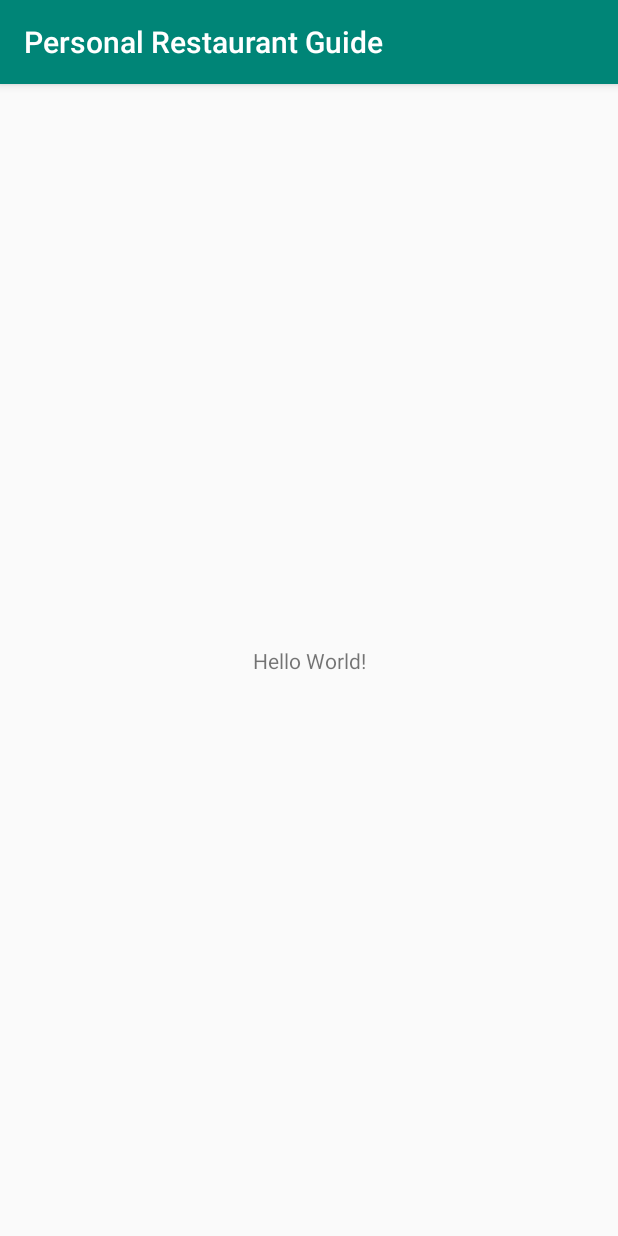
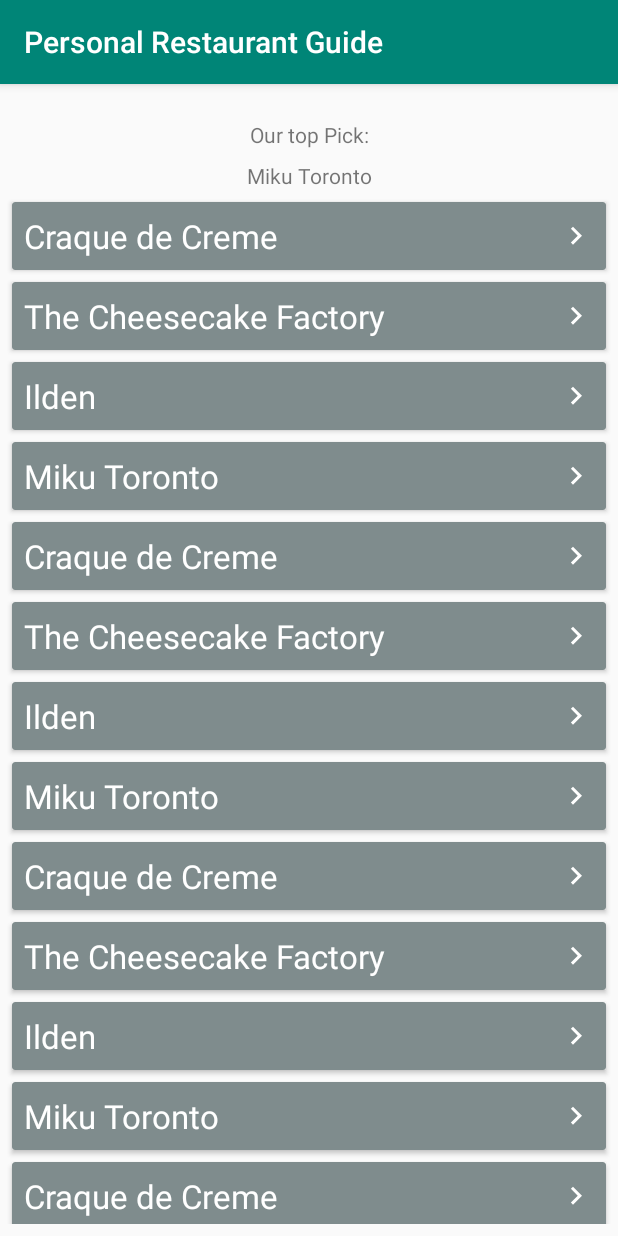
Before and after one commit to munazchat/Restaurant_Service_APP, an Android app: the screen it shows after launch (MainActivity before the commit, RestaurantListActivity after it), on a phone screen of 412 x 824 dp. Run offline under Robolectric (Android 15) with nearby library versions, the phone set to English and light mode, and no system bars.

Commit message:
adds list of all restaurants (#1)

```diff
--- a/app/src/main/AndroidManifest.xml
+++ b/app/src/main/AndroidManifest.xml
@@ -9,13 +9,16 @@
         android:roundIcon="@mipmap/ic_launcher_round"
         android:supportsRtl="true"
         android:theme="@style/AppTheme">
-        <activity android:name=".MainActivity">
+        <activity android:name=".activity.RestaurantListActivity">
             <intent-filter>
                 <action android:name="android.intent.action.MAIN" />
 
                 <category android:name="android.intent.category.LAUNCHER" />
             </intent-filter>
         </activity>
+        <activity android:name=".MainActivity">
+
+        </activity>
     </application>
 
 </manifest>
--- /dev/null
+++ b/app/src/main/java/ca/gbc/comp3074/personalrestaurantguide/activity/RestaurantListActivity.java
@@ -0,0 +1,160 @@
+package ca.gbc.comp3074.personalrestaurantguide.activity;
+
+import androidx.appcompat.app.AppCompatActivity;
+import androidx.recyclerview.widget.DefaultItemAnimator;
+import androidx.recyclerview.widget.LinearLayoutManager;
+import androidx.recyclerview.widget.RecyclerView;
+
+import android.content.Intent;
+import android.os.Bundle;
+import android.util.Log;
+import android.view.View;
+import android.widget.TextView;
+
+import java.util.ArrayList;
+import java.util.Collections;
+import java.util.List;
+
+import ca.gbc.comp3074.personalrestaurantguide.R;
+import ca.gbc.comp3074.personalrestaurantguide.adapter.RestaurantAdapter;
+import ca.gbc.comp3074.personalrestaurantguide.database.DatabaseHelper;
+import ca.gbc.comp3074.personalrestaurantguide.model.Restaurant;
+
+public class RestaurantListActivity extends AppCompatActivity {
+
+    public static final String TAG = "RestaurantListActivity";
+    public static final String RESTAURANT_KEY = "restaurant";
+
+    private TextView mTopPickTextView;
+    private RestaurantAdapter mAdapter;
+    private List<Restaurant> mRestaurants = new ArrayList<>();
+    private RecyclerView mRecyclerView;
+    private DatabaseHelper mDB;
+
+    private Restaurant mTopRestaurant;
+
+    @Override
+    protected void onCreate(Bundle savedInstanceState) {
+        super.onCreate(savedInstanceState);
+        setContentView(R.layout.activity_restaurant_list);
+
+        init();
+    }
+
+    private void init() {
+        mDB = new DatabaseHelper(this);
+        addRows();
+
+        mTopPickTextView = findViewById(R.id.top_pick_value);
+        mRecyclerView = findViewById(R.id.recycler_view);
+
+        //TODO: Add check for data from intent to see if we came from search or not
+        mRestaurants.addAll(mDB.getAllRestaurants());
+
+        mAdapter = new RestaurantAdapter(this, mRestaurants);
+        mRecyclerView.setLayoutManager(new LinearLayoutManager(getApplicationContext()));
+        mRecyclerView.setItemAnimator(new DefaultItemAnimator());
+        mRecyclerView.setAdapter(mAdapter);
+
+        if (!mRestaurants.isEmpty()) {
+            mTopPickTextView.setText(getTopPick().getName());
+        }
+
+        mAdapter.setOnRestaurantClickListener(new RestaurantAdapter.OnRestaurantClickListener() {
+            @Override
+            public void onRestaurantClicked(int position) {
+                goToRestaurant(mRestaurants.get(position));
+
+                // TODO: remove this temporary code for deletion after prototypes
+                mDB.deleteRestaurant(mRestaurants.get(position));
+                mRestaurants.remove(position);
+                mAdapter.notifyDataSetChanged();
+            }
+        });
+    }
+
+    private Restaurant getTopPick() {
+        mTopRestaurant = Collections.max(mRestaurants);
+        Log.d(TAG, "getTopPick: " + mTopRestaurant.getName());
+
+        return mTopRestaurant;
+    }
+
+    public void goToTopPick(View v) {
+        Log.d(TAG, "goToTopPick: clicked" );
+        if (mTopRestaurant != null) {
+            goToRestaurant(mTopRestaurant);
+        }
+    }
+
+    //TODO: fix this when we know what target Activity is called
+    private void goToRestaurant(Restaurant restaurant) {
+//        Intent intent = new Intent(RestaurantListActivity.this, RestaurantActivity.class);
+//        //TODO: parse the whole model in the future (requires Parcelable for model)
+//        intent.putExtra(RESTAURANT_KEY, restaurant.getId());
+//        startActivity(intent);
+    }
+
+    private void addRows() {
+        if (mDB.getAllRestaurants().isEmpty()) {
+            mDB.insertRestaurant(
+                    new Restaurant("Craque de Creme", "1360 Bathurst St, Toronto, ON M5R 3H7, Canada",
+                            "Dessert restaurant", "Fast Food", 4.5f));
+            mDB.insertRestaurant(
+                    new Restaurant("The Cheesecake Factory", "3401 Dufferin St, North York, ON M6A 2T9, Canada",
+                            "The Cheesecake Factory story begins in Detroit, Michigan in the 1940’s. Evelyn Overton found a recipe in the local newspaper that would inspire her “Original” Cheesecake.",
+                            "Fast Casual", 4.0f));
+            mDB.insertRestaurant(
+                    new Restaurant("Ilden", "Algade 62, 4000 Roskilde, Denmark",
+                            "All you can eat buffet", "Casual Dining", 4.0f));
+            mDB.insertRestaurant(
+                    new Restaurant("Miku Toronto", "10 Bay St #105, Toronto, ON M5J 2R8, Canada",
+                            "Aburi Restaurant’s first East Coast location is situated in Toronto’s Harbour Front at Bay and Queen’s Quay. With over 7000 square feet, a raw bar, sushi bar, and large patio, Miku brings contemporary upscale design to the Southern Financial District.",
+                            "Cafe Hybrid", 4.6f));
+
+
+            mDB.insertRestaurant(
+                    new Restaurant("Craque de Creme", "1360 Bathurst St, Toronto, ON M5R 3H7, Canada",
+                            "Dessert restaurant", "Dessert", 4.5f));
+            mDB.insertRestaurant(
+                    new Restaurant("The Cheesecake Factory", "3401 Dufferin St, North York, ON M6A 2T9, Canada",
+                            "The Cheesecake Factory story begins in Detroit, Michigan in the 1940’s. Evelyn Overton found a recipe in the local newspaper that would inspire her “Original” Cheesecake.",
+                            "A la carte", 4.0f));
+            mDB.insertRestaurant(
+                    new Restaurant("Ilden", "Algade 62, 4000 Roskilde, Denmark",
+                            "All you can eat buffet", "Buffet", 4.0f));
+            mDB.insertRestaurant(
+                    new Restaurant("Miku Toronto", "10 Bay St #105, Toronto, ON M5J 2R8, Canada",
+                            "Aburi Restaurant’s first East Coast location is situated in Toronto’s Harbour Front at Bay and Queen’s Quay. With over 7000 square feet, a raw bar, sushi bar, and large patio, Miku brings contemporary upscale design to the Southern Financial District.",
+                            "Japanese", 4.6f));
+            mDB.insertRestaurant(
+                    new Restaurant("Craque de Creme", "1360 Bathurst St, Toronto, ON M5R 3H7, Canada",
+                            "Dessert restaurant", "Dessert", 4.5f));
+            mDB.insertRestaurant(
+                    new Restaurant("The Cheesecake Factory", "3401 Dufferin St, North York, ON M6A 2T9, Canada",
+                            "The Cheesecake Factory story begins in Detroit, Michigan in the 1940’s. Evelyn Overton found a recipe in the local newspaper that would inspire her “Original” Cheesecake.",
+                            "A la carte", 4.0f));
+            mDB.insertRestaurant(
+                    new Restaurant("Ilden", "Algade 62, 4000 Roskilde, Denmark",
+                            "All you can eat buffet", "Buffet", 4.0f));
+            mDB.insertRestaurant(
+                    new Restaurant("Miku Toronto", "10 Bay St #105, Toronto, ON M5J 2R8, Canada",
+                            "Aburi Restaurant’s first East Coast location is situated in Toronto’s Harbour Front at Bay and Queen’s Quay. With over 7000 square feet, a raw bar, sushi bar, and large patio, Miku brings contemporary upscale design to the Southern Financial District.",
+                            "Japanese", 4.6f));
+            mDB.insertRestaurant(
+                    new Restaurant("Craque de Creme", "1360 Bathurst St, Toronto, ON M5R 3H7, Canada",
+                            "Dessert restaurant", "Dessert", 4.5f));
+            mDB.insertRestaurant(
+                    new Restaurant("The Cheesecake Factory", "3401 Dufferin St, North York, ON M6A 2T9, Canada",
+                            "The Cheesecake Factory story begins in Detroit, Michigan in the 1940’s. Evelyn Overton found a recipe in the local newspaper that would inspire her “Original” Cheesecake.",
+                            "A la carte", 4.0f));
+            mDB.insertRestaurant(
+                    new Restaurant("Ilden", "Algade 62, 4000 Roskilde, Denmark",
+                            "All you can eat buffet", "Buffet", 4.0f));
+            mDB.insertRestaurant(
+                    new Restaurant("Miku Toronto", "10 Bay St #105, Toronto, ON M5J 2R8, Canada",
+                            "Aburi Restaurant’s first East Coast location is situated in Toronto’s Harbour Front at Bay and Queen’s Quay. With over 7000 square feet, a raw bar, sushi bar, and large patio, Miku brings contemporary upscale design to the Southern Financial District.",
+                            "Japanese", 4.6f));
+        }
+    }
+}
--- /dev/null
+++ b/app/src/main/java/ca/gbc/comp3074/personalrestaurantguide/adapter/RestaurantAdapter.java
@@ -0,0 +1,73 @@
+package ca.gbc.comp3074.personalrestaurantguide.adapter;
+
+import android.content.Context;
+import android.view.LayoutInflater;
+import android.view.View;
+import android.view.ViewGroup;
+import android.widget.TextView;
+
+import androidx.annotation.NonNull;
+import androidx.recyclerview.widget.RecyclerView;
+
+import java.util.List;
+
+import ca.gbc.comp3074.personalrestaurantguide.R;
+import ca.gbc.comp3074.personalrestaurantguide.model.Restaurant;
+
+public class RestaurantAdapter extends RecyclerView.Adapter<RestaurantAdapter.MyViewHolder> {
+
+    private Context context;
+    private List<Restaurant> restaurants;
+    private OnRestaurantClickListener listener;
+
+    public RestaurantAdapter(Context context, List<Restaurant> restaurants) {
+        this.context = context;
+        this.restaurants = restaurants;
+    }
+
+    @NonNull
+    @Override
+    public MyViewHolder onCreateViewHolder(@NonNull ViewGroup parent, int viewType) {
+        View restaurantView = LayoutInflater.from(parent.getContext())
+                .inflate(R.layout.restaurant_card, parent, false);
+        return new MyViewHolder(restaurantView);
+    }
+
+    @Override
+    public void onBindViewHolder(@NonNull MyViewHolder holder, int position) {
+        final Restaurant restaurant = restaurants.get(position);
+        holder.restaurantName.setText(restaurant.getName());
+    }
+
+    @Override
+    public int getItemCount() {
+        return restaurants.size();
+    }
+
+    public class MyViewHolder extends RecyclerView.ViewHolder {
+
+        public TextView restaurantName;
+
+        public MyViewHolder(View view) {
+            super(view);
+            restaurantName = view.findViewById(R.id.restaurant_name);
+
+            view.setOnClickListener(new View.OnClickListener() {
+                @Override
+                public void onClick(View view) {
+                    int position = getAdapterPosition();
+
+                    listener.onRestaurantClicked(position);
+                }
+            });
+        }
+    }
+
+    public interface OnRestaurantClickListener {
+        void onRestaurantClicked(int position);
+    }
+
+    public void setOnRestaurantClickListener(OnRestaurantClickListener l) {
+        listener = l;
+    }
+}
--- /dev/null
+++ b/app/src/main/java/ca/gbc/comp3074/personalrestaurantguide/database/DatabaseHelper.java
@@ -0,0 +1,122 @@
+package ca.gbc.comp3074.personalrestaurantguide.database;
+
+import android.content.ContentValues;
+import android.content.Context;
+import android.database.Cursor;
+import android.database.sqlite.SQLiteDatabase;
+import android.database.sqlite.SQLiteOpenHelper;
+
+import java.util.ArrayList;
+import java.util.List;
+
+import ca.gbc.comp3074.personalrestaurantguide.model.Restaurant;
+
+public class DatabaseHelper extends SQLiteOpenHelper {
+
+    private static final int DATABASE_VERSION = 1;
+    private static final String DATABASE_NAME = "restaurants_db";
+
+    public DatabaseHelper(Context context) {
+        super(context, DATABASE_NAME, null, DATABASE_VERSION);
+    }
+
+    @Override
+    public void onCreate(SQLiteDatabase sqLiteDatabase) {
+        sqLiteDatabase.execSQL(Restaurant.CREATE_TABLE);
+    }
+
+    @Override
+    public void onUpgrade(SQLiteDatabase db, int oldVersion, int newVersion) {
+        db.execSQL("DROP TABLE IF EXISTS " + Restaurant.TABLE_NAME);
+        onCreate(db);
+    }
+
+    public long insertRestaurant(Restaurant restaurant) {
+        SQLiteDatabase db = getWritableDatabase();
+
+        ContentValues values = new ContentValues();
+        values.put(Restaurant.COLUMN_NAME, restaurant.getName());
+        values.put(Restaurant.COLUMN_ADDRESS, restaurant.getAddress());
+        values.put(Restaurant.COLUMN_DESCRIPTION, restaurant.getDescription());
+        values.put(Restaurant.COLUMN_RATING, restaurant.getRating());
+        values.put(Restaurant.COLUMN_TYPE, restaurant.getType());
+
+        long id = db.insert(Restaurant.TABLE_NAME, null, values);
+        db.close();
+        return id;
+    }
+
+    public Restaurant getRestaurant(long id) {
+        SQLiteDatabase db = getWritableDatabase();
+
+        Restaurant restaurant = null;
+
+        Cursor cursor = db.query(Restaurant.TABLE_NAME,
+                new String[]{
+                        Restaurant.COLUMN_ID,
+                        Restaurant.COLUMN_NAME,
+                        Restaurant.COLUMN_ADDRESS,
+                        Restaurant.COLUMN_DESCRIPTION,
+                        Restaurant.COLUMN_TYPE,
+                        Restaurant.COLUMN_RATING
+                },
+                Restaurant.COLUMN_ID + "=?",
+                new String[]{String.valueOf(id)},
+                null, null, null, null
+        );
+
+        if (cursor != null && cursor.moveToFirst()) {
+            restaurant = new Restaurant(
+                    cursor.getInt(cursor.getColumnIndex(Restaurant.COLUMN_ID)),
+                    cursor.getString(cursor.getColumnIndex(Restaurant.COLUMN_NAME)),
+                    cursor.getString(cursor.getColumnIndex(Restaurant.COLUMN_ADDRESS)),
+                    cursor.getString(cursor.getColumnIndex(Restaurant.COLUMN_DESCRIPTION)),
+                    cursor.getString(cursor.getColumnIndex(Restaurant.COLUMN_TYPE)),
+                    cursor.getFloat(cursor.getColumnIndex(Restaurant.COLUMN_RATING))
+            );
+            cursor.close();
+        }
+
+        db.close();
+        return restaurant;
+    }
+
+    public List<Restaurant> getAllRestaurants() {
+        SQLiteDatabase db = getReadableDatabase();
+
+        List<Restaurant> list = new ArrayList<>();
+
+        String query = "SELECT * FROM " + Restaurant.TABLE_NAME +
+                " ORDER BY " + Restaurant.COLUMN_ID;
+
+        Cursor cursor = db.rawQuery(query, null);
+
+        if (cursor != null && cursor.moveToFirst()) {
+            do {
+                Restaurant item = new Restaurant(
+                        cursor.getInt(cursor.getColumnIndex(Restaurant.COLUMN_ID)),
+                        cursor.getString(cursor.getColumnIndex(Restaurant.COLUMN_NAME)),
+                        cursor.getString(cursor.getColumnIndex(Restaurant.COLUMN_ADDRESS)),
+                        cursor.getString(cursor.getColumnIndex(Restaurant.COLUMN_DESCRIPTION)),
+                        cursor.getString(cursor.getColumnIndex(Restaurant.COLUMN_TYPE)),
+                        cursor.getFloat(cursor.getColumnIndex(Restaurant.COLUMN_RATING))
+                );
+                list.add(item);
+            } while (cursor.moveToNext());
+            cursor.close();
+        }
+        db.close();
+        return list;
+    }
+
+    public int deleteRestaurant(Restaurant restaurant) {
+        SQLiteDatabase db = getWritableDatabase();
+
+        int count = db.delete(Restaurant.TABLE_NAME,
+                Restaurant.COLUMN_ID + "=?",
+                new String[]{String.valueOf(restaurant.getId())});
+
+        db.close();
+        return count;
+    }
+}
--- /dev/null
+++ b/app/src/main/java/ca/gbc/comp3074/personalrestaurantguide/model/Restaurant.java
@@ -0,0 +1,105 @@
+package ca.gbc.comp3074.personalrestaurantguide.model;
+
+public class Restaurant implements Comparable<Restaurant>{
+
+    public static final String TABLE_NAME = "restaurants";
+
+    public static final String COLUMN_ID = "id";
+    public static final String COLUMN_NAME = "name";
+    public static final String COLUMN_ADDRESS = "address";
+    public static final String COLUMN_DESCRIPTION = "description";
+    public static final String COLUMN_TYPE = "type";
+    public static final String COLUMN_RATING = "rating";
+
+    public static final String CREATE_TABLE =
+            "CREATE TABLE " + TABLE_NAME + " ("
+                    + COLUMN_ID + " INTEGER PRIMARY KEY AUTOINCREMENT, "
+                    + COLUMN_NAME + " TEXT, "
+                    + COLUMN_ADDRESS + " TEXT, "
+                    + COLUMN_DESCRIPTION + " TEXT, "
+                    + COLUMN_TYPE + " TEXT, "
+                    + COLUMN_RATING + " REAL"
+                    + ")";
+
+    private int id;
+    private String name;
+    private String address;
+    private String description;
+    private String type;
+    private float rating;
+
+    public Restaurant(String name, String address, String description, String type, float rating) {
+        this.name = name;
+        this.address = address;
+        this.description = description;
+        this.type = type;
+        this.rating = rating;
+    }
+
+    public Restaurant(int id, String name, String address, String description, String type, float rating) {
+        this.id = id;
+        this.name = name;
+        this.address = address;
+        this.description = description;
+        this.type = type;
+        this.rating = rating;
+    }
+
+    public int getId() {
+        return id;
+    }
+
+    public void setId(int id) {
+        this.id = id;
+    }
+
+    public String getName() {
+        return name;
+    }
+
+    public void setName(String name) {
+        this.name = name;
+    }
+
+    public String getAddress() {
+        return address;
+    }
+
+    public void setAddress(String address) {
+        this.address = address;
+    }
+
+    public String getDescription() {
+        return description;
+    }
+
+    public void setDescription(String description) {
+        this.description = description;
+    }
+
+    public float getRating() {
+        return rating;
+    }
+
+    public void setRating(float rating) {
+        this.rating = rating;
+    }
+
+    public String getType() {
+        return type;
+    }
+
+    public void setType(String type) {
+        this.type = type;
+    }
+
+    @Override
+    public int compareTo(Restaurant restaurant) {
+        if (this.getRating() > restaurant.getRating()) {
+            return 1;
+        } else if (this.getRating() < restaurant.getRating()) {
+            return -1;
+        }
+        return 0;
+    }
+}
--- /dev/null
+++ b/app/src/main/res/drawable/ic_keyboard_arrow_right_black_24dp.xml
@@ -0,0 +1,5 @@
+<vector android:height="24dp" android:tint="#FFFFFF"
+    android:viewportHeight="24.0" android:viewportWidth="24.0"
+    android:width="24dp" xmlns:android="http://schemas.android.com/apk/res/android">
+    <path android:fillColor="#FF000000" android:pathData="M8.59,16.34l4.58,-4.59 -4.58,-4.59L10,5.75l6,6 -6,6z"/>
+</vector>
--- /dev/null
+++ b/app/src/main/res/layout/activity_restaurant_list.xml
@@ -0,0 +1,45 @@
+<?xml version="1.0" encoding="utf-8"?>
+<androidx.constraintlayout.widget.ConstraintLayout xmlns:android="http://schemas.android.com/apk/res/android"
+    xmlns:app="http://schemas.android.com/apk/res-auto"
+    xmlns:tools="http://schemas.android.com/tools"
+    android:layout_width="match_parent"
+    android:layout_height="match_parent"
+    tools:context=".activity.RestaurantListActivity">
+
+    <TextView
+        android:id="@+id/top_pick_title"
+        android:layout_width="wrap_content"
+        android:layout_height="wrap_content"
+        android:text="Our top Pick:"
+        app:layout_constraintTop_toTopOf="parent"
+        app:layout_constraintStart_toStartOf="parent"
+        app:layout_constraintEnd_toEndOf="parent"
+        android:layout_marginTop="24dp"/>
+
+    <TextView
+        android:id="@+id/top_pick_value"
+        android:layout_width="wrap_content"
+        android:layout_height="wrap_content"
+        android:text="TextView"
+        app:layout_constraintTop_toBottomOf="@+id/top_pick_title"
+        app:layout_constraintStart_toStartOf="parent"
+        app:layout_constraintEnd_toEndOf="parent"
+        android:layout_marginTop="8dp"
+        android:onClick="goToTopPick"
+        android:clickable="true"/>
+
+
+    <androidx.recyclerview.widget.RecyclerView
+        android:id="@+id/recycler_view"
+        android:layout_width="0dp"
+        android:layout_height="0dp"
+        app:layout_constraintBottom_toBottomOf="parent"
+        app:layout_constraintEnd_toEndOf="parent"
+        app:layout_constraintStart_toStartOf="parent"
+        app:layout_constraintTop_toBottomOf="@+id/top_pick_value"
+        android:layout_marginBottom="8dp"
+        app:layout_constraintVertical_bias="0"/>
+
+
+
+</androidx.constraintlayout.widget.ConstraintLayout>
--- /dev/null
+++ b/app/src/main/res/layout/restaurant_card.xml
@@ -0,0 +1,45 @@
+<?xml version="1.0" encoding="utf-8"?>
+<androidx.cardview.widget.CardView xmlns:android="http://schemas.android.com/apk/res/android"
+    xmlns:tools="http://schemas.android.com/tools"
+    android:layout_width="match_parent"
+    android:layout_height="wrap_content"
+    xmlns:app="http://schemas.android.com/apk/res-auto"
+    android:layout_marginTop="8dp"
+    android:layout_marginStart="8dp"
+    android:layout_marginEnd="8dp"
+    app:cardBackgroundColor="@color/asbestos_grey">
+
+    <androidx.constraintlayout.widget.ConstraintLayout
+        android:layout_width="match_parent"
+        android:layout_height="match_parent"
+        android:padding="8dp">
+
+        <TextView
+            android:id="@+id/restaurant_name"
+            android:layout_width="0dp"
+            android:layout_height="wrap_content"
+            android:text="Restaurant"
+            android:textAppearance="@style/TextAppearance.AppCompat.Large"
+            android:textColor="@color/white"
+            app:layout_constraintStart_toStartOf="parent"
+            app:layout_constraintTop_toTopOf="parent"
+            app:layout_constraintEnd_toStartOf="@id/arrow_image"
+            app:layout_constraintHorizontal_bias="0"
+            android:ellipsize="end"
+            android:singleLine="true"
+            />
+
+        <ImageView
+            android:id="@+id/arrow_image"
+            android:layout_width="wrap_content"
+            android:layout_height="wrap_content"
+            app:srcCompat="@drawable/ic_keyboard_arrow_right_black_24dp"
+            app:layout_constraintEnd_toEndOf="parent"
+            app:layout_constraintTop_toTopOf="parent"
+            app:layout_constraintBottom_toBottomOf="parent"
+            android:contentDescription="arrow image" />
+
+
+    </androidx.constraintlayout.widget.ConstraintLayout>
+
+</androidx.cardview.widget.CardView>
--- a/app/src/main/res/values/colors.xml
+++ b/app/src/main/res/values/colors.xml
@@ -3,4 +3,7 @@
     <color name="colorPrimary">#008577</color>
     <color name="colorPrimaryDark">#00574B</color>
     <color name="colorAccent">#D81B60</color>
+
+    <color name="white">#FFFFFF</color>
+    <color name="asbestos_grey">#7f8c8d</color>
 </resources>
```
Also changed, not shown: app/build.gradle (+8 -0 lines).
